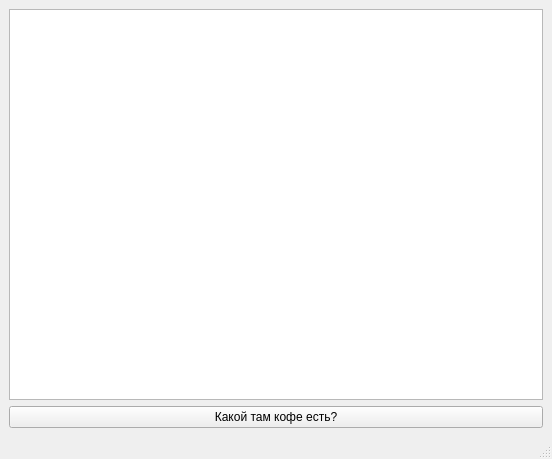
Old version of the form main.ui in the repository ya-regedit/cognition_of_git.
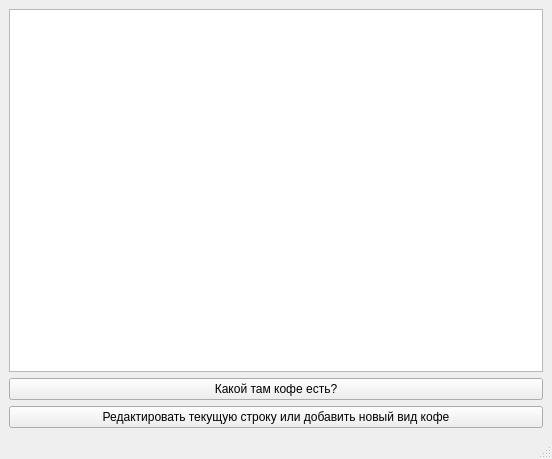
New version of the form.

Patch:
```diff
--- a/main.ui
+++ b/main.ui
@@ -25,6 +25,13 @@
       </property>
      </widget>
     </item>
+    <item>
+     <widget class="QPushButton" name="openw2">
+      <property name="text">
+       <string>Редактировать текущую строку или добавить новый вид кофе</string>
+      </property>
+     </widget>
+    </item>
    </layout>
   </widget>
   <widget class="QMenuBar" name="menubar">
```
